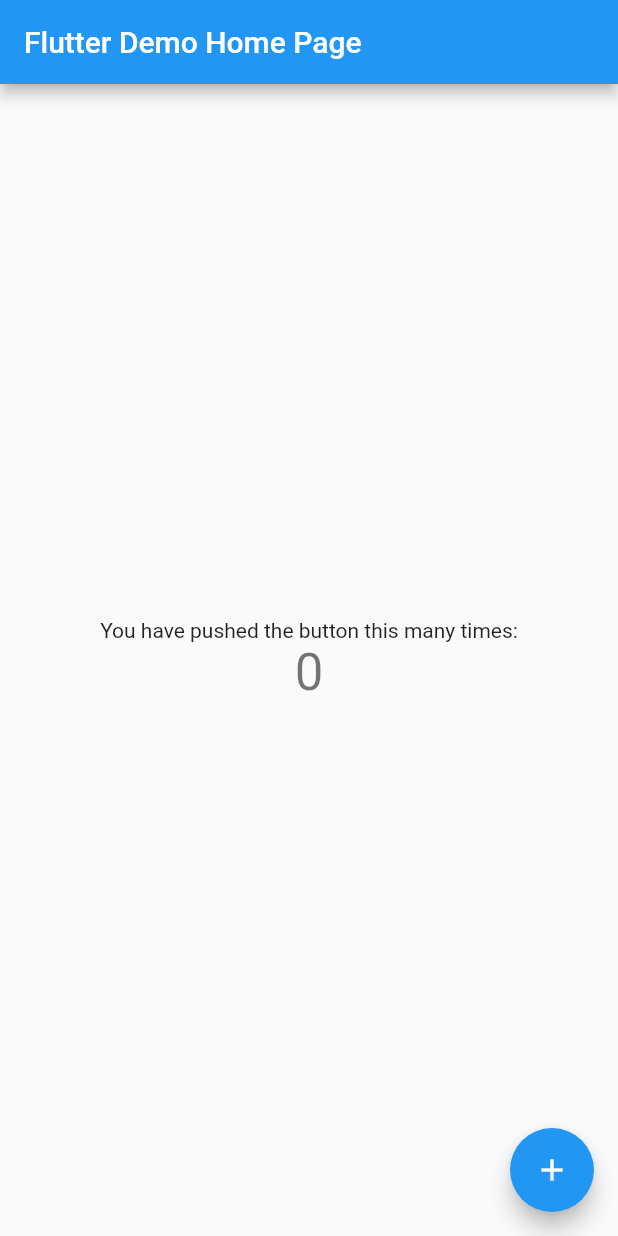
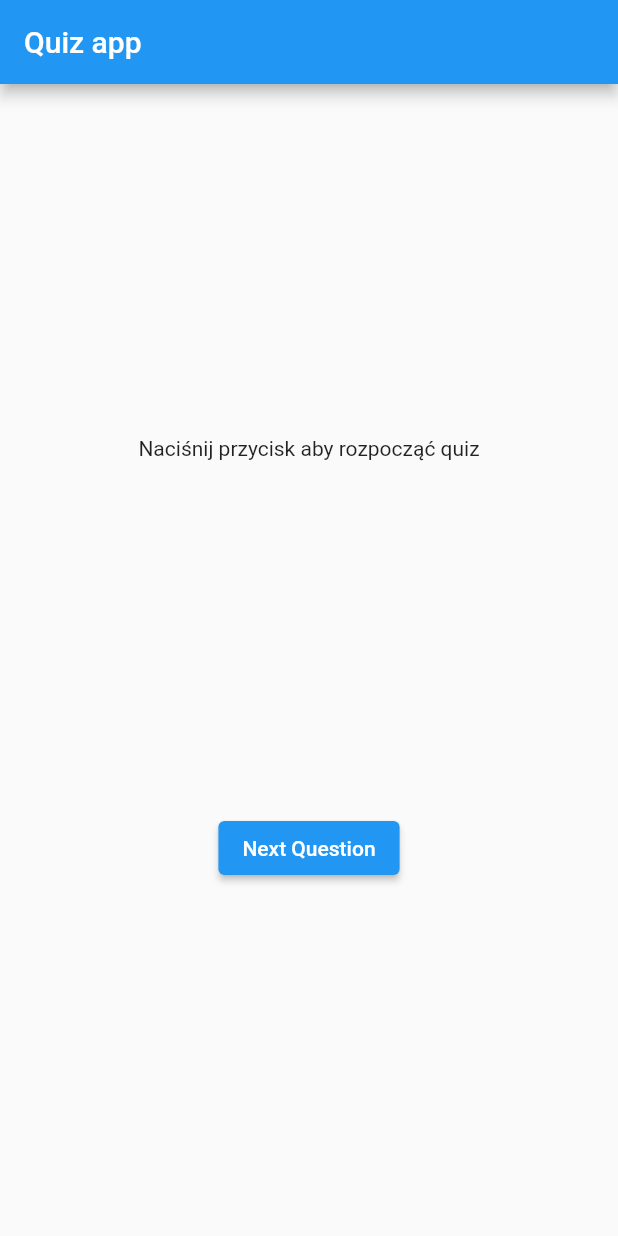
Before and after one commit to Mroziu12/quiz-app-bloc, a Flutter app: the screen it shows after launch, on a phone screen of 412 x 824 dp. Run offline on Flutter 3.47's test engine with Material 2 defaults, Android fonts, the phone set to English and light mode, and no system bars; our stand-ins replace bloc, equatable, flutter_bloc.

Commit message:
Displaying answears without cubit works

```diff
--- /dev/null
+++ b/lib/bloc/answear-cubit/answear_cubit.dart
@@ -0,0 +1,8 @@
+import 'package:bloc/bloc.dart';
+import 'package:equatable/equatable.dart';
+
+part 'answear_state.dart';
+
+class AnswearCubit extends Cubit<AnswearState> {
+  AnswearCubit() : super(AnswearInitial());
+}
--- /dev/null
+++ b/lib/bloc/answear-cubit/answear_state.dart
@@ -0,0 +1,10 @@
+part of 'answear_cubit.dart';
+
+abstract class AnswearState extends Equatable {
+  const AnswearState();
+
+  @override
+  List<Object> get props => [];
+}
+
+class AnswearInitial extends AnswearState {}
--- /dev/null
+++ b/lib/bloc/question-bloc/question_bloc.dart
@@ -0,0 +1,34 @@
+import 'package:bloc/bloc.dart';
+import 'package:equatable/equatable.dart';
+import 'package:quiz_app_bloc/data/cached_question_db.dart';
+import 'package:quiz_app_bloc/data/question_repositiry.dart';
+
+import '../../data/model/question.dart';
+
+part 'question_event.dart';
+part 'question_state.dart';
+
+class QuestionBloc extends Bloc<QuestionEvent, QuestionState> {
+  final QuestionRepository questionRepository;
+  int questionNumber = -1;
+  QuestionBloc(this.questionRepository) : super(QuestionInitial()) {
+    on<GetNextQuestion>((event, emit) {
+      questionNumber++;
+      try {
+        final result = questionRepository.fetchQuestion(this.questionNumber);
+        emit(QuestionLoaded(result));
+      } catch (e) {
+        if (e is DataBaseError) {
+          questionNumber--;
+          emit(QuestionError("Błąd bazy danych"));
+        } else {
+          emit(QuestionEnd());
+        }
+      }
+    });
+    on<StartNewQuiz>((event, emit) {
+      questionNumber = -1;
+      emit(QuestionInitial());
+    });
+  }
+}
--- /dev/null
+++ b/lib/bloc/question-bloc/question_event.dart
@@ -0,0 +1,19 @@
+part of 'question_bloc.dart';
+
+abstract class QuestionEvent extends Equatable {
+  const QuestionEvent();
+}
+
+class GetNextQuestion extends QuestionEvent {
+  GetNextQuestion();
+
+  @override
+  List<Object> get props => [];
+}
+
+class StartNewQuiz extends QuestionEvent {
+  StartNewQuiz();
+
+  @override
+  List<Object> get props => [];
+}
--- /dev/null
+++ b/lib/bloc/question-bloc/question_state.dart
@@ -0,0 +1,31 @@
+part of 'question_bloc.dart';
+
+abstract class QuestionState extends Equatable {
+  const QuestionState();
+}
+
+class QuestionInitial extends QuestionState {
+  QuestionInitial();
+  @override
+  List<Object> get props => [];
+}
+
+class QuestionLoaded extends QuestionState {
+  final Question question;
+  QuestionLoaded(this.question);
+  @override
+  List<Object> get props => [question];
+}
+
+class QuestionEnd extends QuestionState {
+  QuestionEnd();
+  @override
+  List<Object> get props => [];
+}
+
+class QuestionError extends QuestionState {
+  final String message;
+  QuestionError(this.message);
+  @override
+  List<Object> get props => [message];
+}
--- /dev/null
+++ b/lib/data/cached_question_db.dart
@@ -0,0 +1,3 @@
+import 'model/question.dart';
+
+List<Question> CachedQuestionDB = [];
--- /dev/null
+++ b/lib/data/model/answear.dart
@@ -0,0 +1,14 @@
+import 'package:equatable/equatable.dart';
+
+class Answear extends Equatable {
+  final String answearText;
+  final bool isGood;
+
+  Answear({
+    required this.answearText,
+    required this.isGood,
+  });
+
+  @override
+  List<Object?> get props => [answearText, isGood];
+}
--- /dev/null
+++ b/lib/data/model/question.dart
@@ -0,0 +1,17 @@
+import 'package:equatable/equatable.dart';
+import 'package:quiz_app_bloc/data/model/answear.dart';
+
+class Question extends Equatable {
+  final int questionNumber;
+  final String questionText;
+  final List<Answear> answears;
+
+  Question({
+    required this.questionNumber,
+    required this.questionText,
+    required this.answears,
+  });
+
+  @override
+  List<Object?> get props => [questionNumber, questionText];
+}
--- /dev/null
+++ b/lib/data/question_db.dart
@@ -0,0 +1,73 @@
+import 'package:quiz_app_bloc/data/model/answear.dart';
+import 'package:quiz_app_bloc/data/model/question.dart';
+
+List<Question> QuestionDB = [
+  Question(
+      questionNumber: 1,
+      questionText: "Ile nóg ma człowiek?",
+      answears: <Answear>[
+        Answear(
+          answearText: "2",
+          isGood: true,
+        ),
+        Answear(
+          answearText: "3",
+          isGood: false,
+        ),
+        Answear(
+          answearText: "1",
+          isGood: false,
+        ),
+      ]),
+  Question(
+      questionNumber: 2,
+      questionText: "Ile nóg ma pies?",
+      answears: <Answear>[
+        Answear(
+          answearText: "2",
+          isGood: false,
+        ),
+        Answear(
+          answearText: "4",
+          isGood: true,
+        ),
+        Answear(
+          answearText: "1",
+          isGood: false,
+        ),
+      ]),
+  Question(
+      questionNumber: 3,
+      questionText: "Jaki kalkulator jest dozwolony na maturze?",
+      answears: <Answear>[
+        Answear(
+          answearText: "Graficzny",
+          isGood: false,
+        ),
+        Answear(
+          answearText: "Nakukowy",
+          isGood: false,
+        ),
+        Answear(
+          answearText: "Prosty",
+          isGood: true,
+        ),
+      ]),
+  Question(
+      questionNumber: 4,
+      questionText: "Ile wynosi uczciwa cena?",
+      answears: <Answear>[
+        Answear(
+          answearText: "5zł",
+          isGood: false,
+        ),
+        Answear(
+          answearText: "100zł",
+          isGood: false,
+        ),
+        Answear(
+          answearText: "Za darmo",
+          isGood: true,
+        ),
+      ]),
+];
--- /dev/null
+++ b/lib/data/question_repositiry.dart
@@ -0,0 +1,25 @@
+import 'dart:math';
+
+import 'package:quiz_app_bloc/data/cached_question_db.dart';
+import 'package:quiz_app_bloc/data/model/question.dart';
+import 'package:quiz_app_bloc/data/question_db.dart';
+
+class QuestionRepository {
+  Question fetchQuestion(int questionNumber) {
+    // final random = Random();
+    //! Nie Używać grozi zawaleniem
+    // if (random.nextBool()) {
+    //   throw DataBaseError();
+    // }
+
+    if (questionNumber > QuestionDB.length - 1) {
+      throw OutOfQuestionError();
+    }
+    CachedQuestionDB.add(QuestionDB[questionNumber]);
+    return QuestionDB[questionNumber];
+  }
+}
+
+class DataBaseError extends Error {}
+
+class OutOfQuestionError extends Error {}
--- a/lib/main.dart
+++ b/lib/main.dart
@@ -1,4 +1,5 @@
 import 'package:flutter/material.dart';
+import 'package:quiz_app_bloc/presentation/pages/home_page.dart';
 
 void main() {
   runApp(const MyApp());
@@ -7,109 +8,13 @@
 class MyApp extends StatelessWidget {
   const MyApp({super.key});
 
-  // This widget is the root of your application.
   @override
   Widget build(BuildContext context) {
     return MaterialApp(
-      title: 'Flutter Demo',
-      theme: ThemeData(
-        // This is the theme of your application.
-        //
-        // Try running your application with "flutter run". You'll see the
-        // application has a blue toolbar. Then, without quitting the app, try
-        // changing the primarySwatch below to Colors.green and then invoke
-        // "hot reload" (press "r" in the console where you ran "flutter run",
-        // or simply save your changes to "hot reload" in a Flutter IDE).
-        // Notice that the counter didn't reset back to zero; the application
-        // is not restarted.
-        primarySwatch: Colors.blue,
-      ),
-      home: const MyHomePage(title: 'Flutter Demo Home Page'),
-    );
+        title: 'Flutter Demo',
+        theme: ThemeData(
+          primarySwatch: Colors.blue,
+        ),
+        home: const HomePage());
   }
 }
-
-class MyHomePage extends StatefulWidget {
-  const MyHomePage({super.key, required this.title});
-
-  // This widget is the home page of your application. It is stateful, meaning
-  // that it has a State object (defined below) that contains fields that affect
-  // how it looks.
-
-  // This class is the configuration for the state. It holds the values (in this
-  // case the title) provided by the parent (in this case the App widget) and
-  // used by the build method of the State. Fields in a Widget subclass are
-  // always marked "final".
-
-  final String title;
-
-  @override
-  State<MyHomePage> createState() => _MyHomePageState();
-}
-
-class _MyHomePageState extends State<MyHomePage> {
-  int _counter = 0;
-
-  void _incrementCounter() {
-    setState(() {
-      // This call to setState tells the Flutter framework that something has
-      // changed in this State, which causes it to rerun the build method below
-      // so that the display can reflect the updated values. If we changed
-      // _counter without calling setState(), then the build method would not be
-      // called again, and so nothing would appear to happen.
-      _counter++;
-    });
-  }
-
-  @override
-  Widget build(BuildContext context) {
-    // This method is rerun every time setState is called, for instance as done
-    // by the _incrementCounter method above.
-    //
-    // The Flutter framework has been optimized to make rerunning build methods
-    // fast, so that you can just rebuild anything that needs updating rather
-    // than having to individually change instances of widgets.
-    return Scaffold(
-      appBar: AppBar(
-        // Here we take the value from the MyHomePage object that was created by
-        // the App.build method, and use it to set our appbar title.
-        title: Text(widget.title),
-      ),
-      body: Center(
-        // Center is a layout widget. It takes a single child and positions it
-        // in the middle of the parent.
-        child: Column(
-          // Column is also a layout widget. It takes a list of children and
-          // arranges them vertically. By default, it sizes itself to fit its
-          // children horizontally, and tries to be as tall as its parent.
-          //
-          // Invoke "debug painting" (press "p" in the console, choose the
-          // "Toggle Debug Paint" action from the Flutter Inspector in Android
-          // Studio, or the "Toggle Debug Paint" command in Visual Studio Code)
-          // to see the wireframe for each widget.
-          //
-          // Column has various properties to control how it sizes itself and
-          // how it positions its children. Here we use mainAxisAlignment to
-          // center the children vertically; the main axis here is the vertical
-          // axis because Columns are vertical (the cross axis would be
-          // horizontal).
-          mainAxisAlignment: MainAxisAlignment.center,
-          children: <Widget>[
-            const Text(
-              'You have pushed the button this many times:',
-            ),
-            Text(
-              '$_counter',
-              style: Theme.of(context).textTheme.headlineMedium,
-            ),
-          ],
-        ),
-      ),
-      floatingActionButton: FloatingActionButton(
-        onPressed: _incrementCounter,
-        tooltip: 'Increment',
-        child: const Icon(Icons.add),
-      ), // This trailing comma makes auto-formatting nicer for build methods.
-    );
-  }
-}
--- /dev/null
+++ b/lib/presentation/pages/home_page.dart
@@ -0,0 +1,41 @@
+import 'package:flutter/material.dart';
+import 'package:flutter/src/widgets/framework.dart';
+import 'package:flutter/src/widgets/placeholder.dart';
+import 'package:flutter_bloc/flutter_bloc.dart';
+import 'package:quiz_app_bloc/bloc/question-bloc/question_bloc.dart';
+import 'package:quiz_app_bloc/data/model/question.dart';
+import 'package:quiz_app_bloc/data/question_repositiry.dart';
+import 'package:quiz_app_bloc/presentation/widgets/build-column-with-data.dart';
+import 'package:quiz_app_bloc/presentation/widgets/build_init_and_end.dart';
+
+class HomePage extends StatelessWidget {
+  const HomePage({super.key});
+
+  @override
+  Widget build(BuildContext context) {
+    return BlocProvider(
+      create: (context) => QuestionBloc(QuestionRepository()),
+      child: Scaffold(
+        appBar: AppBar(
+          title: Text("Quiz app"),
+        ),
+        body: SafeArea(
+            child: Center(child: BlocBuilder<QuestionBloc, QuestionState>(
+          builder: (context, state) {
+            if (state is QuestionInitial) {
+              return buildInit();
+            } else if (state is QuestionLoaded) {
+              return buildColumnWithData(context, state.question);
+            } else if (state is QuestionError) {
+              return Text("Blad Bazy danych");
+            } else if (state is QuestionEnd) {
+              return buildEnd(context);
+            }
+
+            return Text("Nieobsłużony state");
+          },
+        ))),
+      ),
+    );
+  }
+}
--- /dev/null
+++ b/lib/presentation/widgets/build-column-with-data.dart
@@ -0,0 +1,18 @@
+import 'package:flutter/cupertino.dart';
+import 'package:flutter/material.dart';
+import 'package:quiz_app_bloc/presentation/widgets/build_answears_options.dart';
+import 'package:quiz_app_bloc/presentation/widgets/next-question-button.dart';
+
+import '../../data/model/question.dart';
+
+Column buildColumnWithData(BuildContext context, Question question) {
+  return Column(
+    mainAxisAlignment: MainAxisAlignment.spaceEvenly,
+    children: [
+      Text("Pytanie nr ${question.questionNumber}"),
+      Text(question.questionText),
+      Container(child: buildAnswearsOptions(context, question.answears)),
+      NextQuestionButton(),
+    ],
+  );
+}
--- /dev/null
+++ b/lib/presentation/widgets/build_answears_options.dart
@@ -0,0 +1,34 @@
+import 'package:flutter/cupertino.dart';
+import 'package:flutter/material.dart';
+import 'package:quiz_app_bloc/presentation/widgets/next-question-button.dart';
+
+import '../../data/model/answear.dart';
+import '../../data/model/question.dart';
+
+Column buildAnswearsOptions(BuildContext context, List<Answear> answears) {
+  return Column(
+    children: [
+      AnswearOption(
+          answearText: answears[0].answearText, isGood: answears[0].isGood),
+      AnswearOption(
+          answearText: answears[1].answearText, isGood: answears[1].isGood),
+      AnswearOption(
+          answearText: answears[2].answearText, isGood: answears[2].isGood),
+    ],
+  );
+}
+
+class AnswearOption extends StatelessWidget {
+  final String answearText;
+  final bool isGood;
+  const AnswearOption(
+      {super.key, required this.answearText, required this.isGood});
+
+  @override
+  Widget build(BuildContext context) {
+    return ElevatedButton(
+        onPressed: () => clickAnswear(), child: Text(this.answearText));
+  }
+}
+
+void clickAnswear() {}
--- /dev/null
+++ b/lib/presentation/widgets/build_init_and_end.dart
@@ -0,0 +1,33 @@
+import 'package:flutter/material.dart';
+import 'package:flutter_bloc/flutter_bloc.dart';
+
+import '../../bloc/question-bloc/question_bloc.dart';
+import 'next-question-button.dart';
+
+Column buildInit() {
+  return Column(
+    mainAxisAlignment: MainAxisAlignment.spaceEvenly,
+    children: [
+      Text("Naciśnij przycisk aby rozpocząć quiz"),
+      NextQuestionButton(),
+    ],
+  );
+}
+
+Column buildEnd(BuildContext context) {
+  return Column(
+    mainAxisAlignment: MainAxisAlignment.spaceEvenly,
+    children: [
+      Text("Quiz zakończony"),
+      ElevatedButton(
+        onPressed: () => restartQuiz(context),
+        child: Text("Od Nowa"),
+      ),
+    ],
+  );
+}
+
+void restartQuiz(BuildContext context) {
+  QuestionBloc questionBloc = BlocProvider.of<QuestionBloc>(context);
+  questionBloc.add(StartNewQuiz());
+}
--- /dev/null
+++ b/lib/presentation/widgets/next-question-button.dart
@@ -0,0 +1,22 @@
+import 'package:flutter/material.dart';
+import 'package:flutter/src/widgets/framework.dart';
+import 'package:flutter/src/widgets/placeholder.dart';
+import 'package:flutter_bloc/flutter_bloc.dart';
+import 'package:quiz_app_bloc/bloc/question-bloc/question_bloc.dart';
+
+class NextQuestionButton extends StatelessWidget {
+  const NextQuestionButton({super.key});
+
+  @override
+  Widget build(BuildContext context) {
+    return ElevatedButton(
+      onPressed: () => loadNextQuestion(context),
+      child: Text("Next Question"),
+    );
+  }
+}
+
+void loadNextQuestion(BuildContext context) {
+  QuestionBloc questionBloc = BlocProvider.of<QuestionBloc>(context);
+  questionBloc.add(GetNextQuestion());
+}
--- a/pubspec.yaml
+++ b/pubspec.yaml
@@ -35,6 +35,8 @@
   # The following adds the Cupertino Icons font to your application.
   # Use with the CupertinoIcons class for iOS style icons.
   cupertino_icons: ^1.0.2
+  flutter_bloc: ^8.1.2
+  equatable: ^2.0.5
 
 dev_dependencies:
   flutter_test:
```
Also changed, not shown: pubspec.lock.
